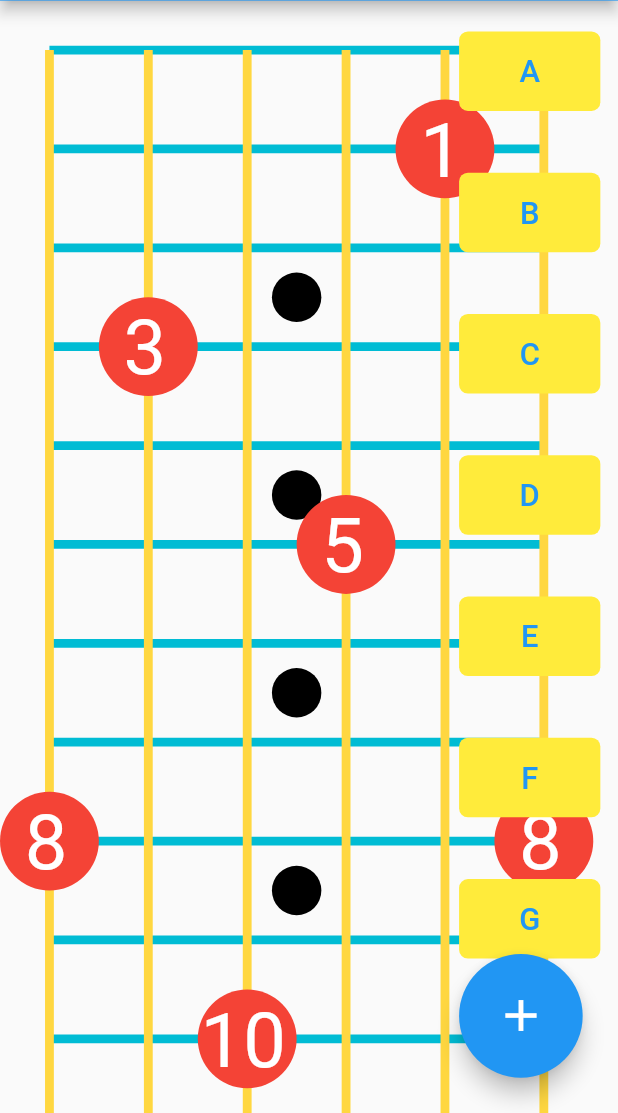
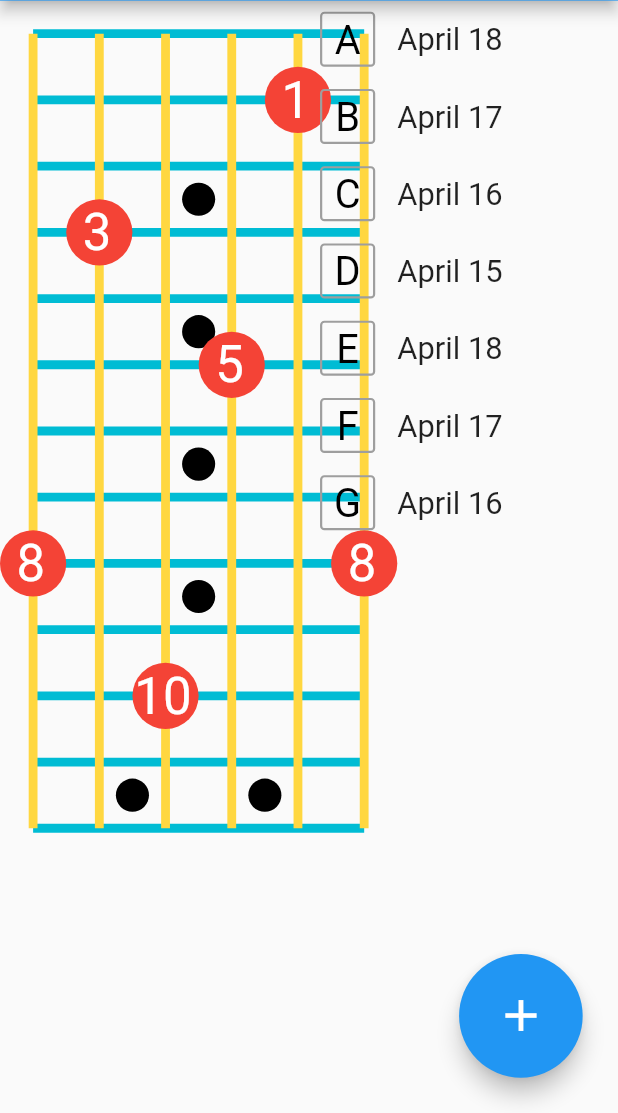
Before and after one commit to frankjmclarke/guitar-notes, a Flutter app: the screen it shows after launch, on a phone screen of 412 x 824 dp, the part 123-1236 px from its top. Run offline on Flutter 3.47's test engine with Material 2 defaults, Android fonts, the light colour scheme and no system bars; our stand-ins replace just_audio, responsive_framework, shared_preferences.

Commit message:
Expanded container working

```diff
--- a/lib/main.dart
+++ b/lib/main.dart
@@ -1,3 +1,4 @@
+import 'package:delme/ui/CustomRadio.dart';
 import 'package:flutter/material.dart';
 import 'package:shared_preferences/shared_preferences.dart';
 import 'package:just_audio/just_audio.dart';
@@ -11,20 +12,6 @@ void main() {
   runApp(MaterialApp(home: MyApp()));
 }
 
-/*
-      home: new SharedPreferencesDemo(),
-
-
-      home: ResponsiveWrapper.builder(
-        SharedPreferencesDemo(),
-        maxWidth: 1200,
-        minWidth: 480,
-        breakpoints: [
-          ResponsiveBreakpoint.resize(480, name: MOBILE),
-          ResponsiveBreakpoint.autoScale(480, name: TABLET),
-        ],
-      ),
- */
 class MyApp extends StatelessWidget {
   @override
   Widget build(BuildContext context) {
@@ -56,7 +43,7 @@ class TunerState extends State<Tuner> {
   final player = AudioPlayer(
     userAgent: 'myradioapp/1.0 (Linux;Android 11) https://myradioapp.com',
   );
-
+  List<RadioModel> sampleData = <RadioModel>[]; //List<RadioModel>();
   Future<SharedPreferences> _sprefs = SharedPreferences.getInstance();
 
   Future<Null> getData() async {
@@ -86,6 +73,13 @@ class TunerState extends State<Tuner> {
     super.initState();
 
     getData();
+    sampleData.add(new RadioModel(false, 'A', 'April 18'));
+    sampleData.add(new RadioModel(false, 'B', 'April 17'));
+    sampleData.add(new RadioModel(false, 'C', 'April 16'));
+    sampleData.add(new RadioModel(false, 'D', 'April 15'));
+    sampleData.add(new RadioModel(false, 'E', 'April 18'));
+    sampleData.add(new RadioModel(false, 'F', 'April 17'));
+    sampleData.add(new RadioModel(false, 'G', 'April 16'));
   }
 
   bool isPlaying = false;
@@ -104,7 +98,40 @@ class TunerState extends State<Tuner> {
       appBar: new AppBar(
         title: const Text("Learn the Neck Tuner"),
       ),
-      body: GuitarNeck(),
+      body: IntrinsicHeight(
+        child: Row(
+            crossAxisAlignment: CrossAxisAlignment.stretch,
+            mainAxisAlignment: MainAxisAlignment.end,
+            children: [
+              Expanded(child: GuitarNeck()),
+              Expanded(
+                child: Container(
+                  height: 300,
+                  child: new ListView.builder(
+                    itemCount: sampleData.length,
+                    itemBuilder: (BuildContext context, int index) {
+                      return new InkWell(
+                        //highlightColor: Colors.red,
+                        splashColor: Colors.blueAccent,
+                        onTap: () {
+                          setState(() {
+                            sampleData.forEach(
+                                (element) => element.isSelected = false);
+                            sampleData[index].isSelected = true;
+                          });
+                        },
+                        child: Column(
+                          children: [
+                            new RadioItem(sampleData[index]),
+                          ],
+                        ),
+                      );
+                    },
+                  ),
+                ),
+              ),
+            ]),
+      ),
       floatingActionButton: new FloatingActionButton(
         onPressed: playNote,
         tooltip: 'Increment',
@@ -126,62 +153,7 @@ class TunerState extends State<Tuner> {
   IntrinsicHeight GuitarNeck() {
     return IntrinsicHeight(
       //sizes its child to the child's intrinsic height.
-      child: Row(crossAxisAlignment: CrossAxisAlignment.stretch, children: [
-        Expanded(
-          child: CustomPaint(painter: FingerboardPainter(firstDay)),
-        ),
-        Column(children: [
-          SoundButton(
-            name: "A",
-            btn: () => setState(() {
-              firstDay = 0;
-              if (isPlaying) play(player, data[firstDay]);
-            }),
-          ),
-          SoundButton(
-            name: "B",
-            btn: () => setState(() {
-              firstDay = 1;
-              if (isPlaying) play(player, data[firstDay]);
-            }),
-          ),
-          SoundButton(
-            name: "C",
-            btn: () => setState(() {
-              firstDay = 2;
-              if (isPlaying) play(player, data[firstDay]);
-            }),
-          ),
-          SoundButton(
-            name: "D",
-            btn: () => setState(() {
-              firstDay = 3;
-              if (isPlaying) play(player, data[firstDay]);
-            }),
-          ),
-          SoundButton(
-            name: "E",
-            btn: () => setState(() {
-              firstDay = 4;
-              if (isPlaying) play(player, data[firstDay]);
-            }),
-          ),
-          SoundButton(
-            name: "F",
-            btn: () => setState(() {
-              firstDay = 5;
-              if (isPlaying) play(player, data[firstDay]);
-            }),
-          ),
-          SoundButton(
-            name: "G",
-            btn: () => setState(() {
-              firstDay = 6;
-              if (isPlaying) play(player, data[firstDay]);
-            }),
-          ),
-        ]),
-      ]),
+      child: CustomPaint(painter: FingerboardPainter(firstDay)),
     );
   }
 }
--- a/lib/ui/CustomRadio.dart
+++ b/lib/ui/CustomRadio.dart
@@ -53,13 +53,13 @@ class RadioItem extends StatelessWidget {
   @override
   Widget build(BuildContext context) {
     return new Container(
-      margin: new EdgeInsets.all(15.0),
+      margin: new EdgeInsets.all(5.0),
       child: new Row(
         mainAxisSize: MainAxisSize.max,
         children: <Widget>[
           new Container(
-            height: 50.0,
-            width: 50.0,
+            height: 25.0,
+            width: 25.0,
             child: new Center(
               child: new Text(_item.buttonText,
                   style: new TextStyle(
--- a/lib/ui/FingerboardPainter.dart
+++ b/lib/ui/FingerboardPainter.dart
@@ -33,7 +33,6 @@ void drawFrets(canvas, squareSize, paint) {
   double half = squareSize / 2;
   paint.color = Colors.cyan;
   for (double down = 0; down < 13; down++) {
-    //
     canvas.drawLine(Offset(half, down * squareSize + half),
         Offset(squareSize * 5.5, down * squareSize + half), paint);
   }
@@ -58,11 +57,13 @@ void drawCircles(across, squareSize, paint, canvas, week) {
     [3, 10, 5, 0, 8, 3],
   ];
   paint.style = PaintingStyle.fill;
-  double fontsize = squareSize / 1.3;
+
   final textStyle = TextStyle(
     color: Colors.red,
     fontSize: 30,
   );
+
+  double fontsize = squareSize / 1.3;
   final textStyle2 = TextStyle(
     color: Colors.white,
     fontSize: fontsize,
```
